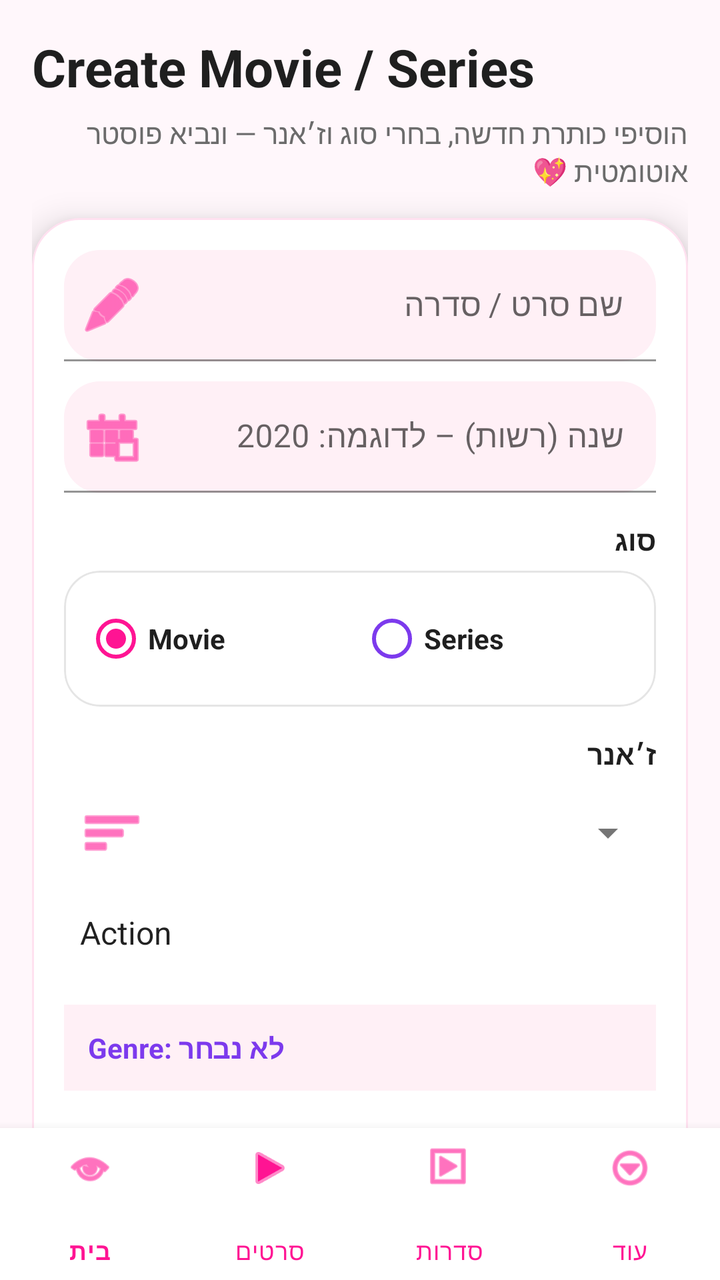
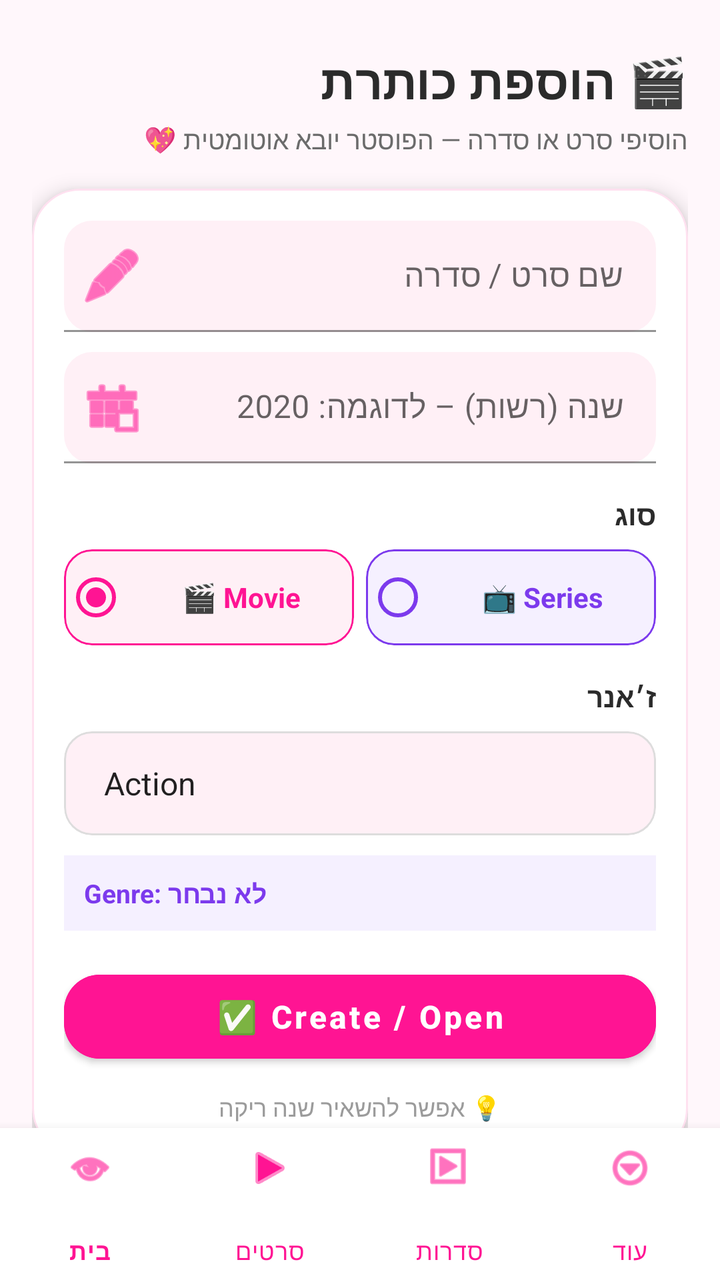

Two renders of the same Android screen: before a commit and after it. Below are the layout's source before the change and the commit's diff.
<!-- AndroidManifest.xml: application theme Base.Theme.FinalProject -->
<!-- res/layout/activity_create_title.xml -->
<?xml version="1.0" encoding="utf-8"?>
<androidx.constraintlayout.widget.ConstraintLayout
    xmlns:android="http://schemas.android.com/apk/res/android"
    xmlns:app="http://schemas.android.com/apk/res-auto"
    android:layout_width="match_parent"
    android:layout_height="match_parent"
    android:background="#FFF7FB">

    <androidx.core.widget.NestedScrollView
        android:id="@+id/scrollCreate"
        android:layout_width="0dp"
        android:layout_height="0dp"
        android:fillViewport="true"
        app:layout_constraintTop_toTopOf="parent"
        app:layout_constraintBottom_toTopOf="@id/bottomNav"
        app:layout_constraintStart_toStartOf="parent"
        app:layout_constraintEnd_toEndOf="parent">

        <androidx.constraintlayout.widget.ConstraintLayout
            android:layout_width="match_parent"
            android:layout_height="wrap_content"
            android:padding="16dp">

            
            <TextView
                android:id="@+id/tvCreateTitle"
                android:layout_width="0dp"
                android:layout_height="wrap_content"
                android:text="Create Movie / Series"
                android:textSize="26sp"
                android:textStyle="bold"
                android:textColor="#1F1F1F"
                app:layout_constraintTop_toTopOf="parent"
                app:layout_constraintStart_toStartOf="parent"
                app:layout_constraintEnd_toEndOf="parent" />

            <TextView
                android:id="@+id/tvCreateSubtitle"
                android:layout_width="0dp"
                android:layout_height="wrap_content"
                android:text="הוסיפי כותרת חדשה, בחרי סוג וז׳אנר — ונביא פוסטר אוטומטית 💖"
                android:textSize="14sp"
                android:textColor="#6B6B6B"
                android:layout_marginTop="6dp"
                app:layout_constraintTop_toBottomOf="@id/tvCreateTitle"
                app:layout_constraintStart_toStartOf="parent"
                app:layout_constraintEnd_toEndOf="parent" />

            
            <com.google.android.material.card.MaterialCardView
                android:id="@+id/cardCreate"
                android:layout_width="0dp"
                android:layout_height="wrap_content"
                android:layout_marginTop="14dp"
                app:cardCornerRadius="24dp"
                app:cardElevation="10dp"
                app:strokeWidth="1dp"
                app:strokeColor="#33FF69B4"
                app:layout_constraintTop_toBottomOf="@id/tvCreateSubtitle"
                app:layout_constraintStart_toStartOf="parent"
                app:layout_constraintEnd_toEndOf="parent">

                <LinearLayout
                    android:layout_width="match_parent"
                    android:layout_height="wrap_content"
                    android:orientation="vertical"
                    android:padding="16dp">

                    
                    <com.google.android.material.textfield.TextInputLayout
                        android:layout_width="match_parent"
                        android:layout_height="wrap_content"
                        android:hint="שם סרט / סדרה"
                        app:boxBackgroundMode="filled"
                        app:boxBackgroundColor="#FFF0F6"
                        app:boxCornerRadiusTopStart="18dp"
                        app:boxCornerRadiusTopEnd="18dp"
                        app:boxCornerRadiusBottomStart="18dp"
                        app:boxCornerRadiusBottomEnd="18dp"
                        app:startIconDrawable="@android:drawable/ic_menu_edit"
                        app:startIconTint="#FF1493">

                        <com.google.android.material.textfield.TextInputEditText
                            android:id="@+id/etTitleName"
                            android:layout_width="match_parent"
                            android:layout_height="wrap_content"
                            android:textColor="#1F1F1F"
                            android:textColorHint="#7A7A7A"
                            android:singleLine="true" />
                    </com.google.android.material.textfield.TextInputLayout>

                    
                    <com.google.android.material.textfield.TextInputLayout
                        android:layout_width="match_parent"
                        android:layout_height="wrap_content"
                        android:layout_marginTop="10dp"
                        android:hint="שנה (רשות) – לדוגמה: 2020"
                        app:boxBackgroundMode="filled"
                        app:boxBackgroundColor="#FFF0F6"
                        app:boxCornerRadiusTopStart="18dp"
                        app:boxCornerRadiusTopEnd="18dp"
                        app:boxCornerRadiusBottomStart="18dp"
                        app:boxCornerRadiusBottomEnd="18dp"
                        app:startIconDrawable="@android:drawable/ic_menu_today"
                        app:startIconTint="#FF1493">

                        <com.google.android.material.textfield.TextInputEditText
                            android:id="@+id/etTitleYear"
                            android:layout_width="match_parent"
                            android:layout_height="wrap_content"
                            android:inputType="number"
                            android:textColor="#1F1F1F"
                            android:textColorHint="#7A7A7A"
                            android:singleLine="true" />
                    </com.google.android.material.textfield.TextInputLayout>

                    
                    <TextView
                        android:layout_width="match_parent"
                        android:layout_height="wrap_content"
                        android:text="סוג"
                        android:textStyle="bold"
                        android:textColor="#1F1F1F"
                        android:layout_marginTop="14dp"
                        android:layout_marginBottom="6dp" />

                    <com.google.android.material.card.MaterialCardView
                        android:layout_width="match_parent"
                        android:layout_height="wrap_content"
                        app:cardCornerRadius="18dp"
                        app:cardElevation="0dp"
                        app:strokeWidth="1dp"
                        app:strokeColor="#1A000000">

                        <RadioGroup
                            android:layout_width="match_parent"
                            android:layout_height="wrap_content"
                            android:orientation="horizontal"
                            android:padding="10dp">

                            <RadioButton
                                android:id="@+id/rbMovie"
                                android:layout_width="0dp"
                                android:layout_height="wrap_content"
                                android:layout_weight="1"
                                android:checked="true"
                                android:text="Movie"
                                android:textStyle="bold"
                                android:textColor="#1F1F1F"
                                android:buttonTint="#FF1493" />

                            <RadioButton
                                android:id="@+id/rbSeries"
                                android:layout_width="0dp"
                                android:layout_height="wrap_content"
                                android:layout_weight="1"
                                android:text="Series"
                                android:textStyle="bold"
                                android:textColor="#1F1F1F"
                                android:buttonTint="#7C3AED" />
                        </RadioGroup>
                    </com.google.android.material.card.MaterialCardView>

                    
                    <TextView
                        android:layout_width="match_parent"
                        android:layout_height="wrap_content"
                        android:text="ז׳אנר"
                        android:textStyle="bold"
                        android:textColor="#1F1F1F"
                        android:layout_marginTop="14dp"
                        android:layout_marginBottom="6dp" />

                    <com.google.android.material.textfield.TextInputLayout
                        android:layout_width="match_parent"
                        android:layout_height="wrap_content"
                        app:boxBackgroundMode="filled"
                        app:boxBackgroundColor="#FFF0F6"
                        app:boxCornerRadiusTopStart="18dp"
                        app:boxCornerRadiusTopEnd="18dp"
                        app:boxCornerRadiusBottomStart="18dp"
                        app:boxCornerRadiusBottomEnd="18dp"
                        app:startIconDrawable="@android:drawable/ic_menu_sort_by_size"
                        app:startIconTint="#FF1493"
                        app:endIconMode="dropdown_menu"
                        android:hint="בחרי ז׳אנר">

                        <Spinner
                            android:id="@+id/spGenre"
                            android:layout_width="match_parent"
                            android:layout_height="52dp"
                            android:entries="@array/genres_array"
                            android:background="@android:color/transparent" />
                    </com.google.android.material.textfield.TextInputLayout>

                    
                    <TextView
                        android:id="@+id/tvSelectedGenre"
                        android:layout_width="match_parent"
                        android:layout_height="wrap_content"
                        android:layout_marginTop="10dp"
                        android:padding="12dp"
                        android:text="Genre: לא נבחר"
                        android:textStyle="bold"
                        android:textColor="#7C3AED"
                        android:background="#FFF0F6" />

                    
                    <com.google.android.material.button.MaterialButton
                        android:id="@+id/btnCreateTitle"
                        android:layout_width="match_parent"
                        android:layout_height="54dp"
                        android:layout_marginTop="16dp"
                        android:text="Create / Open"
                        android:textAllCaps="false"
                        android:textStyle="bold"
                        android:textColor="@android:color/white"
                        android:backgroundTint="#FF1493"
                        app:cornerRadius="18dp"
                        app:icon="@android:drawable/ic_menu_add"
                        app:iconGravity="textStart"
                        app:iconPadding="10dp" />

                    
                    <TextView
                        android:layout_width="match_parent"
                        android:layout_height="wrap_content"
                        android:text="טיפ: אפשר להשאיר שנה ריקה 🙂"
                        android:textColor="#6B6B6B"
                        android:textAlignment="center"
                        android:layout_marginTop="12dp" />

                </LinearLayout>
            </com.google.android.material.card.MaterialCardView>

        </androidx.constraintlayout.widget.ConstraintLayout>
    </androidx.core.widget.NestedScrollView>

    
    <com.google.android.material.bottomnavigation.BottomNavigationView
        android:id="@+id/bottomNav"
        android:layout_width="0dp"
        android:layout_height="76dp"
        android:background="#FFFFFF"
        app:menu="@menu/bottom_nav_menu"
        app:labelVisibilityMode="labeled"
        app:itemIconTint="#FF1493"
        app:itemTextColor="#FF1493"
        app:itemRippleColor="#33FF69B4"
        app:layout_constraintBottom_toBottomOf="parent"
        app:layout_constraintStart_toStartOf="parent"
        app:layout_constraintEnd_toEndOf="parent"/>

</androidx.constraintlayout.widget.ConstraintLayout>
<!-- resources referenced by this layout -->
<resources>
  <string-array name="genres_array">
          <item>Action</item>
          <item>Comedy</item>
          <item>Drama</item>
          <item>Horror</item>
          <item>Romance</item>
          <item>Sci-Fi</item>
      </string-array>
  <style name="Base.Theme.FinalProject" parent="Theme.MaterialComponents.DayNight.NoActionBar">
  
          <item name="colorPrimary">#FF1493</item>
          <item name="colorPrimaryVariant">#C51162</item>
          <item name="colorSecondary">#FF1493</item>
  
          
          <item name="android:windowAnimationStyle">@style/SmoothTransition</item>
      </style>
  <style name="SmoothTransition">
          <item name="android:activityOpenEnterAnimation">@android:anim/fade_in</item>
          <item name="android:activityOpenExitAnimation">@android:anim/fade_out</item>
          <item name="android:activityCloseEnterAnimation">@android:anim/fade_in</item>
          <item name="android:activityCloseExitAnimation">@android:anim/fade_out</item>
      </style>
</resources>

<!-- the commit's change to res/layout/activity_create_title.xml (unified diff, before → after) -->
@@ -16,49 +16,40 @@
         app:layout_constraintStart_toStartOf="parent"
         app:layout_constraintEnd_toEndOf="parent">
 
-        <androidx.constraintlayout.widget.ConstraintLayout
+        <LinearLayout
             android:layout_width="match_parent"
             android:layout_height="wrap_content"
+            android:orientation="vertical"
             android:padding="16dp">
 
             
             <TextView
-                android:id="@+id/tvCreateTitle"
-                android:layout_width="0dp"
+                android:layout_width="match_parent"
                 android:layout_height="wrap_content"
-                android:text="Create Movie / Series"
-                android:textSize="26sp"
+                android:text="🎬 הוספת כותרת"
+                android:textSize="24sp"
                 android:textStyle="bold"
-                android:textColor="#1F1F1F"
-                app:layout_constraintTop_toTopOf="parent"
-                app:layout_constraintStart_toStartOf="parent"
-                app:layout_constraintEnd_toEndOf="parent" />
+                android:textColor="#2B2B2B"
+                android:layout_marginTop="8dp"
+                android:layout_marginBottom="4dp"/>
 
             <TextView
-                android:id="@+id/tvCreateSubtitle"
-                android:layout_width="0dp"
+                android:layout_width="match_parent"
                 android:layout_height="wrap_content"
-                android:text="הוסיפי כותרת חדשה, בחרי סוג וז׳אנר — ונביא פוסטר אוטומטית 💖"
-                android:textSize="14sp"
+                android:text="הוסיפי סרט או סדרה — הפוסטר יובא אוטומטית 💖"
+                android:textSize="13sp"
                 android:textColor="#6B6B6B"
-                android:layout_marginTop="6dp"
-                app:layout_constraintTop_toBottomOf="@id/tvCreateTitle"
-                app:layout_constraintStart_toStartOf="parent"
-                app:layout_constraintEnd_toEndOf="parent" />
+                android:layout_marginBottom="16dp"/>
 
             
             <com.google.android.material.card.MaterialCardView
-                android:id="@+id/cardCreate"
-                android:layout_width="0dp"
+                android:layout_width="match_parent"
                 android:layout_height="wrap_content"
-                android:layout_marginTop="14dp"
                 app:cardCornerRadius="24dp"
-                app:cardElevation="10dp"
+                app:cardElevation="6dp"
                 app:strokeWidth="1dp"
                 app:strokeColor="#33FF69B4"
-                app:layout_constraintTop_toBottomOf="@id/tvCreateSubtitle"
-                app:layout_constraintStart_toStartOf="parent"
-                app:layout_constraintEnd_toEndOf="parent">
+                android:layout_marginBottom="16dp">
 
                 <LinearLayout
                     android:layout_width="match_parent"
@@ -71,12 +62,13 @@
                         android:layout_width="match_parent"
                         android:layout_height="wrap_content"
                         android:hint="שם סרט / סדרה"
+                        android:layout_marginBottom="10dp"
                         app:boxBackgroundMode="filled"
                         app:boxBackgroundColor="#FFF0F6"
-                        app:boxCornerRadiusTopStart="18dp"
-                        app:boxCornerRadiusTopEnd="18dp"
-                        app:boxCornerRadiusBottomStart="18dp"
-                        app:boxCornerRadiusBottomEnd="18dp"
+                        app:boxCornerRadiusTopStart="14dp"
+                        app:boxCornerRadiusTopEnd="14dp"
+                        app:boxCornerRadiusBottomStart="14dp"
+                        app:boxCornerRadiusBottomEnd="14dp"
                         app:startIconDrawable="@android:drawable/ic_menu_edit"
                         app:startIconTint="#FF1493">
 
@@ -85,22 +77,21 @@
                             android:layout_width="match_parent"
                             android:layout_height="wrap_content"
                             android:textColor="#1F1F1F"
-                            android:textColorHint="#7A7A7A"
-                            android:singleLine="true" />
+                            android:singleLine="true"/>
                     </com.google.android.material.textfield.TextInputLayout>
 
                     
                     <com.google.android.material.textfield.TextInputLayout
                         android:layout_width="match_parent"
                         android:layout_height="wrap_content"
-                        android:layout_marginTop="10dp"
                         android:hint="שנה (רשות) – לדוגמה: 2020"
+                        android:layout_marginBottom="16dp"
                         app:boxBackgroundMode="filled"
                         app:boxBackgroundColor="#FFF0F6"
-                        app:boxCornerRadiusTopStart="18dp"
-                        app:boxCornerRadiusTopEnd="18dp"
-                        app:boxCornerRadiusBottomStart="18dp"
-                        app:boxCornerRadiusBottomEnd="18dp"
+                        app:boxCornerRadiusTopStart="14dp"
+                        app:boxCornerRadiusTopEnd="14dp"
+                        app:boxCornerRadiusBottomStart="14dp"
+                        app:boxCornerRadiusBottomEnd="14dp"
                         app:startIconDrawable="@android:drawable/ic_menu_today"
                         app:startIconTint="#FF1493">
 
@@ -110,8 +101,7 @@
                             android:layout_height="wrap_content"
                             android:inputType="number"
                             android:textColor="#1F1F1F"
-                            android:textColorHint="#7A7A7A"
-                            android:singleLine="true" />
+                            android:singleLine="true"/>
                     </com.google.android.material.textfield.TextInputLayout>
 
                     
@@ -120,123 +110,135 @@
                         android:layout_height="wrap_content"
                         android:text="סוג"
                         android:textStyle="bold"
-                        android:textColor="#1F1F1F"
-                        android:layout_marginTop="14dp"
-                        android:layout_marginBottom="6dp" />
+                        android:textColor="#2B2B2B"
+                        android:textSize="14sp"
+                        android:layout_marginBottom="8dp"/>
+
+                    <RadioGroup
+                        android:layout_width="match_parent"
+                        android:layout_height="wrap_content"
+                        android:orientation="horizontal"
+                        android:layout_marginBottom="16dp">
+
+                        <com.google.android.material.card.MaterialCardView
+                            android:layout_width="0dp"
+                            android:layout_height="wrap_content"
+                            android:layout_weight="1"
+                            android:layout_marginEnd="6dp"
+                            app:cardCornerRadius="14dp"
+                            app:cardElevation="0dp"
+                            app:strokeWidth="1dp"
+                            app:strokeColor="#FF1493"
+                            app:cardBackgroundColor="#FFF0F6">
+
+                            <RadioButton
+                                android:id="@+id/rbMovie"
+                                android:layout_width="match_parent"
+                                android:layout_height="wrap_content"
+                                android:checked="true"
+                                android:text="🎬 Movie"
+                                android:textStyle="bold"
+                                android:textColor="#FF1493"
+                                android:gravity="center"
+                                android:padding="12dp"
+                                android:buttonTint="#FF1493"/>
+                        </com.google.android.material.card.MaterialCardView>
+
+                        <com.google.android.material.card.MaterialCardView
+                            android:layout_width="0dp"
+                            android:layout_height="wrap_content"
+                            android:layout_weight="1"
+                            app:cardCornerRadius="14dp"
+                            app:cardElevation="0dp"
+                            app:strokeWidth="1dp"
+                            app:strokeColor="#7C3AED"
+                            app:cardBackgroundColor="#F5F0FF">
+
+                            <RadioButton
+                                android:id="@+id/rbSeries"
+                                android:layout_width="match_parent"
+                                android:layout_height="wrap_content"
+                                android:text="📺 Series"
+                                android:textStyle="bold"
+                                android:textColor="#7C3AED"
+                                android:gravity="center"
+                                android:padding="12dp"
+                                android:buttonTint="#7C3AED"/>
+                        </com.google.android.material.card.MaterialCardView>
+
+                    </RadioGroup>
+
+                    
+                    <TextView
+                        android:layout_width="match_parent"
+                        android:layout_height="wrap_content"
+                        android:text="ז׳אנר"
+                        android:textStyle="bold"
+                        android:textColor="#2B2B2B"
+                        android:textSize="14sp"
+                        android:layout_marginBottom="8dp"/>
 
                     <com.google.android.material.card.MaterialCardView
                         android:layout_width="match_parent"
                         android:layout_height="wrap_content"
-                        app:cardCornerRadius="18dp"
+                        app:cardCornerRadius="14dp"
                         app:cardElevation="0dp"
                         app:strokeWidth="1dp"
-                        app:strokeColor="#1A000000">
-
-                        <RadioGroup
-                            android:layout_width="match_parent"
-                            android:layout_height="wrap_content"
-                            android:orientation="horizontal"
-                            android:padding="10dp">
-
-                            <RadioButton
-                                android:id="@+id/rbMovie"
-                                android:layout_width="0dp"
-                                android:layout_height="wrap_content"
-                                android:layout_weight="1"
-                                android:checked="true"
-                                android:text="Movie"
-                                android:textStyle="bold"
-                                android:textColor="#1F1F1F"
-                                android:buttonTint="#FF1493" />
-
-                            <RadioButton
-                                android:id="@+id/rbSeries"
-                                android:layout_width="0dp"
-                                android:layout_height="wrap_content"
-                                android:layout_weight="1"
-                                android:text="Series"
-                                android:textStyle="bold"
-                                android:textColor="#1F1F1F"
-                                android:buttonTint="#7C3AED" />
-                        </RadioGroup>
-                    </com.google.android.material.card.MaterialCardView>
-
-                    
-                    <TextView
-                        android:layout_width="match_parent"
-                        android:layout_height="wrap_content"
-                        android:text="ז׳אנר"
-                        android:textStyle="bold"
-                        android:textColor="#1F1F1F"
-                        android:layout_marginTop="14dp"
-                        android:layout_marginBottom="6dp" />
-
-                    <com.google.android.material.textfield.TextInputLayout
-                        android:layout_width="match_parent"
-                        android:layout_height="wrap_content"
-                        app:boxBackgroundMode="filled"
-                        app:boxBackgroundColor="#FFF0F6"
-                        app:boxCornerRadiusTopStart="18dp"
-                        app:boxCornerRadiusTopEnd="18dp"
-                        app:boxCornerRadiusBottomStart="18dp"
-                        app:boxCornerRadiusBottomEnd="18dp"
-                        app:startIconDrawable="@android:drawable/ic_menu_sort_by_size"
-                        app:startIconTint="#FF1493"
-                        app:endIconMode="dropdown_menu"
-                        android:hint="בחרי ז׳אנר">
+                        app:strokeColor="#DDDDDD"
+                        app:cardBackgroundColor="#FFF0F6"
+                        android:layout_marginBottom="10dp">
 
                         <Spinner
                             android:id="@+id/spGenre"
                             android:layout_width="match_parent"
                             android:layout_height="52dp"
                             android:entries="@array/genres_array"
-                            android:background="@android:color/transparent" />
-                    </com.google.android.material.textfield.TextInputLayout>
+                            android:padding="12dp"
+                            android:background="@android:color/transparent"/>
+                    </com.google.android.material.card.MaterialCardView>
 
                     
                     <TextView
                         android:id="@+id/tvSelectedGenre"
                         android:layout_width="match_parent"
                         android:layout_height="wrap_content"
-                        android:layout_marginTop="10dp"
-                        android:padding="12dp"
+                        android:padding="10dp"
                         android:text="Genre: לא נבחר"
                         android:textStyle="bold"
                         android:textColor="#7C3AED"
-                        android:background="#FFF0F6" />
+                        android:textSize="13sp"
+                        android:background="#F5F0FF"
+                        android:layout_marginBottom="16dp"/>
 
                     
                     <com.google.android.material.button.MaterialButton
                         android:id="@+id/btnCreateTitle"
                         android:layout_width="match_parent"
                         android:layout_height="54dp"
-                        android:layout_marginTop="16dp"
-                        android:text="Create / Open"
+                        android:text="✅ Create / Open"
                         android:textAllCaps="false"
                         android:textStyle="bold"
+                        android:textSize="16sp"
                         android:textColor="@android:color/white"
                         android:backgroundTint="#FF1493"
-                        app:cornerRadius="18dp"
-                        app:icon="@android:drawable/ic_menu_add"
-                        app:iconGravity="textStart"
-                        app:iconPadding="10dp" />
-
-                    
-                    <TextView
-                        android:layout_width="match_parent"
-                        android:layout_height="wrap_content"
-                        android:text="טיפ: אפשר להשאיר שנה ריקה 🙂"
-                        android:textColor="#6B6B6B"
-                        android:textAlignment="center"
-                        android:layout_marginTop="12dp" />
+                        app:cornerRadius="18dp"/>
+
+                    
+                    <TextView
+                        android:layout_width="match_parent"
+                        android:layout_height="wrap_content"
+                        android:text="💡 אפשר להשאיר שנה ריקה"
+                        android:textColor="#9B9B9B"
+                        android:textSize="12sp"
+                        android:gravity="center"
+                        android:layout_marginTop="10dp"/>
 
                 </LinearLayout>
             </com.google.android.material.card.MaterialCardView>
 
-        </androidx.constraintlayout.widget.ConstraintLayout>
+        </LinearLayout>
     </androidx.core.widget.NestedScrollView>
 
-    
     <com.google.android.material.bottomnavigation.BottomNavigationView
         android:id="@+id/bottomNav"
         android:layout_width="0dp"
